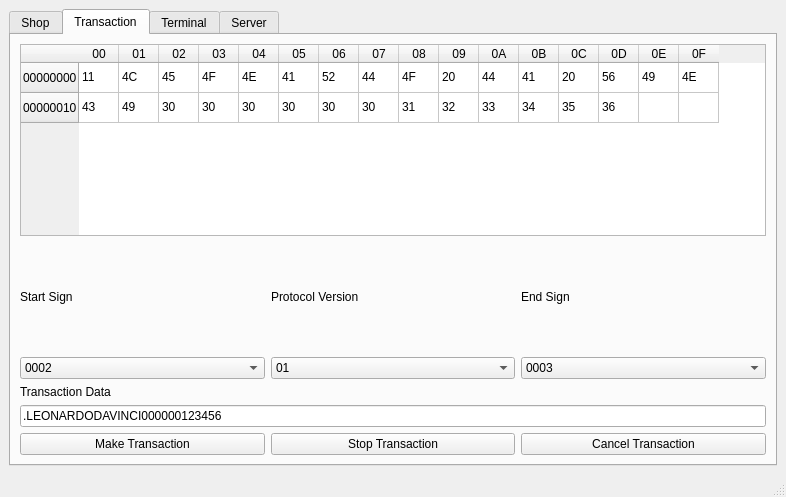
This is ISO8583/client/app/ISO8583/model.ui in alshitov/laboratories as Qt 5 draws it before an edit. The edited form follows.
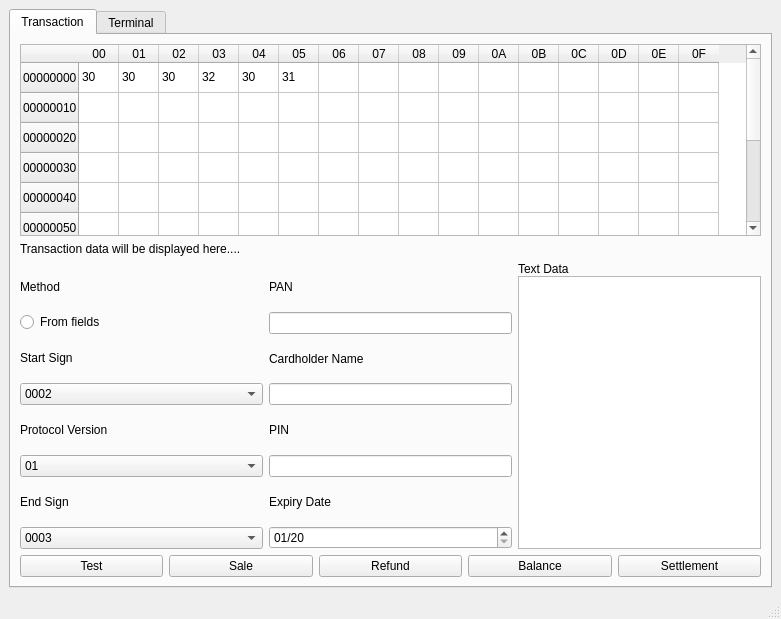
This is the edited form.

```diff
--- a/ISO8583/client/app/ISO8583/model.ui
+++ b/ISO8583/client/app/ISO8583/model.ui
@@ -6,8 +6,8 @@
    <rect>
     <x>0</x>
     <y>0</y>
-    <width>786</width>
-    <height>497</height>
+    <width>781</width>
+    <height>619</height>
    </rect>
   </property>
   <property name="sizePolicy">
@@ -28,23 +28,13 @@
         <property name="currentIndex">
          <number>1</number>
         </property>
-        <widget class="QWidget" name="clientTab">
-         <attribute name="title">
-          <string>Shop</string>
-         </attribute>
-         <layout class="QVBoxLayout" name="verticalLayout_5">
-          <item>
-           <layout class="QVBoxLayout" name="clientLayout"/>
-          </item>
-         </layout>
-        </widget>
         <widget class="QWidget" name="transactionTab">
          <attribute name="title">
           <string>Transaction</string>
          </attribute>
          <layout class="QVBoxLayout" name="verticalLayout_4">
           <item>
-           <layout class="QVBoxLayout" name="transactionLayout" stretch="0,0,0,0,0">
+           <layout class="QVBoxLayout" name="transactionLayout" stretch="0,0,0,0">
             <item>
              <widget class="QTableWidget" name="transactionDataTable">
               <property name="sizePolicy">
@@ -66,6 +56,46 @@
                 <string>00000010</string>
                </property>
               </row>
+              <row>
+               <property name="text">
+                <string>00000020</string>
+               </property>
+              </row>
+              <row>
+               <property name="text">
+                <string>00000030</string>
+               </property>
+              </row>
+              <row>
+               <property name="text">
+                <string>00000040</string>
+               </property>
+              </row>
+              <row>
+               <property name="text">
+                <string>00000050</string>
+               </property>
+              </row>
+              <row>
+               <property name="text">
+                <string>00000060</string>
+               </property>
+              </row>
+              <row>
+               <property name="text">
+                <string>00000070</string>
+               </property>
+              </row>
+              <row>
+               <property name="text">
+                <string>00000080</string>
+               </property>
+              </row>
+              <row>
+               <property name="text">
+                <string>00000090</string>
+               </property>
+              </row>
               <column>
                <property name="text">
                 <string>00</string>
@@ -148,160 +178,194 @@
               </column>
               <item row="0" column="0">
                <property name="text">
-                <string>11</string>
+                <string>30</string>
                </property>
               </item>
               <item row="0" column="1">
                <property name="text">
-                <string>4C</string>
+                <string>30</string>
                </property>
               </item>
               <item row="0" column="2">
                <property name="text">
-                <string>45</string>
+                <string>30</string>
                </property>
               </item>
               <item row="0" column="3">
                <property name="text">
-                <string>4F</string>
+                <string>32</string>
                </property>
               </item>
               <item row="0" column="4">
                <property name="text">
-                <string>4E</string>
+                <string>30</string>
                </property>
               </item>
               <item row="0" column="5">
                <property name="text">
-                <string>41</string>
+                <string>31</string>
                </property>
               </item>
               <item row="0" column="6">
                <property name="text">
-                <string>52</string>
+                <string/>
                </property>
               </item>
               <item row="0" column="7">
                <property name="text">
-                <string>44</string>
+                <string/>
                </property>
               </item>
               <item row="0" column="8">
                <property name="text">
-                <string>4F</string>
+                <string/>
                </property>
               </item>
               <item row="0" column="9">
                <property name="text">
-                <string>20</string>
+                <string/>
                </property>
               </item>
               <item row="0" column="10">
                <property name="text">
-                <string>44</string>
+                <string/>
                </property>
               </item>
               <item row="0" column="11">
                <property name="text">
-                <string>41</string>
+                <string/>
                </property>
               </item>
               <item row="0" column="12">
                <property name="text">
-                <string>20</string>
+                <string/>
                </property>
               </item>
               <item row="0" column="13">
                <property name="text">
-                <string>56</string>
+                <string/>
                </property>
               </item>
               <item row="0" column="14">
                <property name="text">
-                <string>49</string>
+                <string/>
                </property>
               </item>
               <item row="0" column="15">
                <property name="text">
-                <string>4E</string>
+                <string/>
                </property>
               </item>
               <item row="1" column="0">
                <property name="text">
-                <string>43</string>
+                <string/>
                </property>
               </item>
               <item row="1" column="1">
                <property name="text">
-                <string>49</string>
+                <string/>
                </property>
               </item>
               <item row="1" column="2">
                <property name="text">
-                <string>30</string>
+                <string/>
                </property>
               </item>
               <item row="1" column="3">
                <property name="text">
-                <string>30</string>
+                <string/>
                </property>
               </item>
               <item row="1" column="4">
                <property name="text">
-                <string>30</string>
+                <string/>
                </property>
               </item>
               <item row="1" column="5">
                <property name="text">
-                <string>30</string>
+                <string/>
                </property>
               </item>
               <item row="1" column="6">
                <property name="text">
-                <string>30</string>
+                <string/>
                </property>
               </item>
               <item row="1" column="7">
                <property name="text">
-                <string>30</string>
+                <string/>
                </property>
               </item>
               <item row="1" column="8">
                <property name="text">
-                <string>31</string>
+                <string/>
                </property>
               </item>
               <item row="1" column="9">
                <property name="text">
-                <string>32</string>
+                <string/>
                </property>
               </item>
               <item row="1" column="10">
                <property name="text">
-                <string>33</string>
+                <string/>
                </property>
               </item>
               <item row="1" column="11">
                <property name="text">
-                <string>34</string>
+                <string/>
                </property>
               </item>
               <item row="1" column="12">
                <property name="text">
-                <string>35</string>
+                <string/>
                </property>
               </item>
               <item row="1" column="13">
                <property name="text">
-                <string>36</string>
+                <string/>
                </property>
               </item>
+              <item row="1" column="14">
+               <property name="text">
+                <string/>
+               </property>
+              </item>
+              <item row="1" column="15">
+               <property name="text">
+                <string/>
+               </property>
+              </item>
              </widget>
             </item>
             <item>
-             <layout class="QHBoxLayout" name="transactionValuesLayout">
+             <widget class="QLabel" name="tableDataLabel">
+              <property name="text">
+               <string>Transaction data will be displayed here....</string>
+              </property>
+             </widget>
+            </item>
+            <item>
+             <layout class="QHBoxLayout" name="transactionValuesLayout" stretch="1,1,1">
               <item>
-               <layout class="QVBoxLayout" name="startSignLayout">
+               <layout class="QVBoxLayout" name="protocolLayout">
+                <property name="spacing">
+                 <number>0</number>
+                </property>
+                <item>
+                 <widget class="QLabel" name="methodlabel">
+                  <property name="text">
+                   <string>Method</string>
+                  </property>
+                 </widget>
+                </item>
+                <item>
+                 <widget class="QRadioButton" name="methodRadioButton">
+                  <property name="text">
+                   <string>From fields</string>
+                  </property>
+                 </widget>
+                </item>
                 <item>
                  <widget class="QLabel" name="startSignLabel">
                   <property name="text">
@@ -311,6 +375,9 @@
                 </item>
                 <item>
                  <widget class="QComboBox" name="startSignComboBox">
+                  <property name="editable">
+                   <bool>false</bool>
+                  </property>
                   <item>
                    <property name="text">
                     <string>0002</string>
@@ -318,10 +385,6 @@
                   </item>
                  </widget>
                 </item>
-               </layout>
-              </item>
-              <item>
-               <layout class="QVBoxLayout" name="protocolVersionLayout">
                 <item>
                  <widget class="QLabel" name="protocolVersionLabel">
                   <property name="text">
@@ -338,10 +401,6 @@
                   </item>
                  </widget>
                 </item>
-               </layout>
-              </item>
-              <item>
-               <layout class="QVBoxLayout" name="endSignLayout">
                 <item>
                  <widget class="QLabel" name="endSignLabel">
                   <property name="text">
@@ -360,48 +419,132 @@
                 </item>
                </layout>
               </item>
+              <item>
+               <layout class="QVBoxLayout" name="cardLayout">
+                <property name="spacing">
+                 <number>0</number>
+                </property>
+                <item>
+                 <widget class="QLabel" name="panLabel">
+                  <property name="text">
+                   <string>PAN</string>
+                  </property>
+                 </widget>
+                </item>
+                <item>
+                 <widget class="QLineEdit" name="panLineEdit"/>
+                </item>
+                <item>
+                 <widget class="QLabel" name="nameLabel">
+                  <property name="text">
+                   <string>Cardholder Name</string>
+                  </property>
+                 </widget>
+                </item>
+                <item>
+                 <widget class="QLineEdit" name="carhholderNameEdit"/>
+                </item>
+                <item>
+                 <widget class="QLabel" name="pinLabel">
+                  <property name="text">
+                   <string>PIN</string>
+                  </property>
+                 </widget>
+                </item>
+                <item>
+                 <widget class="QLineEdit" name="pinLineEdit"/>
+                </item>
+                <item>
+                 <widget class="QLabel" name="expDateLabel">
+                  <property name="text">
+                   <string>Expiry Date</string>
+                  </property>
+                 </widget>
+                </item>
+                <item>
+                 <widget class="QDateEdit" name="expDateEdit">
+                  <property name="displayFormat">
+                   <string>MM/yy</string>
+                  </property>
+                  <property name="date">
+                   <date>
+                    <year>2020</year>
+                    <month>1</month>
+                    <day>1</day>
+                   </date>
+                  </property>
+                 </widget>
+                </item>
+               </layout>
+              </item>
+              <item>
+               <layout class="QVBoxLayout" name="textDataLayout">
+                <property name="spacing">
+                 <number>0</number>
+                </property>
+                <item>
+                 <widget class="QLabel" name="textDataLabel">
+                  <property name="text">
+                   <string>Text Data</string>
+                  </property>
+                 </widget>
+                </item>
+                <item>
+                 <widget class="QPlainTextEdit" name="textDataPlainTextEdit"/>
+                </item>
+               </layout>
+              </item>
              </layout>
             </item>
             <item>
-             <widget class="QLabel" name="transactionDataLabel">
-              <property name="sizePolicy">
-               <sizepolicy hsizetype="Fixed" vsizetype="Fixed">
-                <horstretch>0</horstretch>
-                <verstretch>0</verstretch>
-               </sizepolicy>
-              </property>
-              <property name="text">
-               <string>Transaction Data</string>
-              </property>
-             </widget>
-            </item>
-            <item>
-             <widget class="QLineEdit" name="transactionDataLineEdit">
-              <property name="text">
-               <string>.LEONARDODAVINCI000000123456</string>
-              </property>
-             </widget>
-            </item>
-            <item>
-             <layout class="QHBoxLayout" name="tarminalButtonsLayout">
+             <layout class="QHBoxLayout" name="terminalButtonsLayout">
               <item>
-               <widget class="QPushButton" name="makeTransactionButton">
+               <widget class="QPushButton" name="testTransactionButton">
+                <property name="cursor">
+                 <cursorShape>PointingHandCursor</cursorShape>
+                </property>
                 <property name="text">
-                 <string>Make Transaction</string>
+                 <string>Test</string>
                 </property>
                </widget>
               </item>
               <item>
-               <widget class="QPushButton" name="stopTransactionButton">
+               <widget class="QPushButton" name="saleTransactionButton">
+                <property name="cursor">
+                 <cursorShape>PointingHandCursor</cursorShape>
+                </property>
                 <property name="text">
-                 <string>Stop Transaction</string>
+                 <string>Sale</string>
                 </property>
                </widget>
               </item>
               <item>
-               <widget class="QPushButton" name="cancelTransactionButton">
+               <widget class="QPushButton" name="refundTransactionButton">
+                <property name="cursor">
+                 <cursorShape>PointingHandCursor</cursorShape>
+                </property>
                 <property name="text">
-                 <string>Cancel Transaction</string>
+                 <string>Refund</string>
+                </property>
+               </widget>
+              </item>
+              <item>
+               <widget class="QPushButton" name="balanceTransactionButton">
+                <property name="cursor">
+                 <cursorShape>PointingHandCursor</cursorShape>
+                </property>
+                <property name="text">
+                 <string>Balance</string>
+                </property>
+               </widget>
+              </item>
+              <item>
+               <widget class="QPushButton" name="settlementTransactionButton">
+                <property name="cursor">
+                 <cursorShape>PointingHandCursor</cursorShape>
+                </property>
+                <property name="text">
+                 <string>Settlement</string>
                 </property>
                </widget>
               </item>
@@ -421,17 +564,6 @@
             <item>
              <widget class="QListView" name="terminalLogList"/>
             </item>
-           </layout>
-          </item>
-         </layout>
-        </widget>
-        <widget class="QWidget" name="serverTab">
-         <attribute name="title">
-          <string>Server</string>
-         </attribute>
-         <layout class="QHBoxLayout" name="horizontalLayout_3">
-          <item>
-           <layout class="QVBoxLayout" name="serverLayout">
             <item>
              <widget class="QListWidget" name="serverLogList"/>
             </item>
```
Left out of the diff: 12 changed lines with no effect on the pictures.
